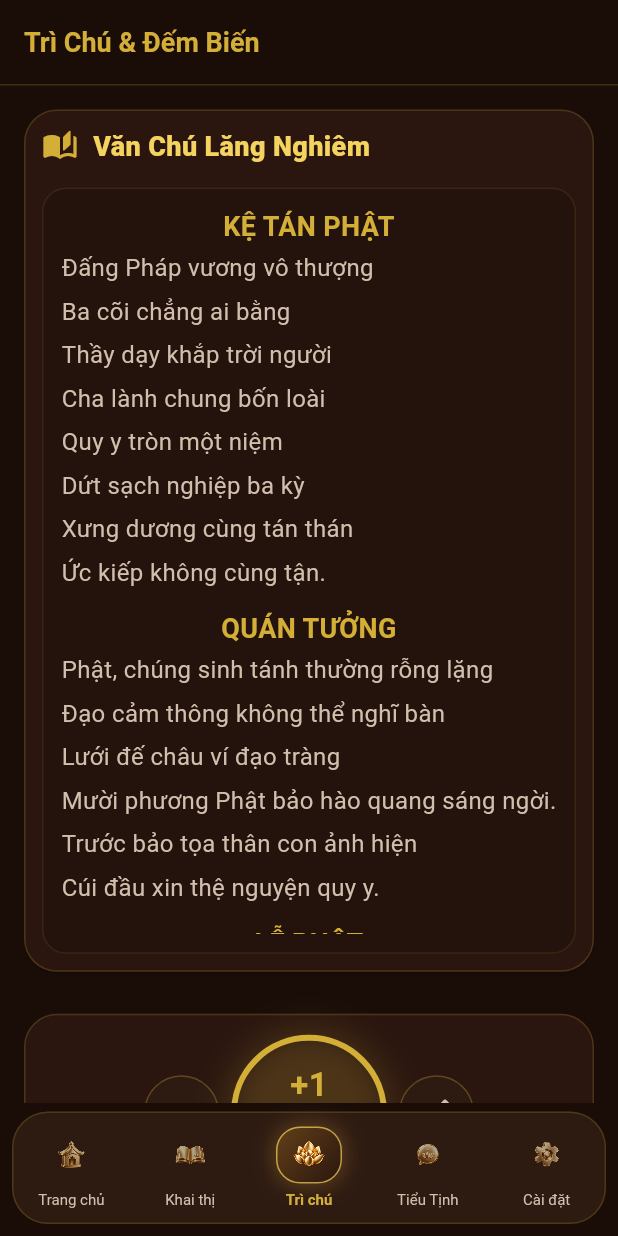
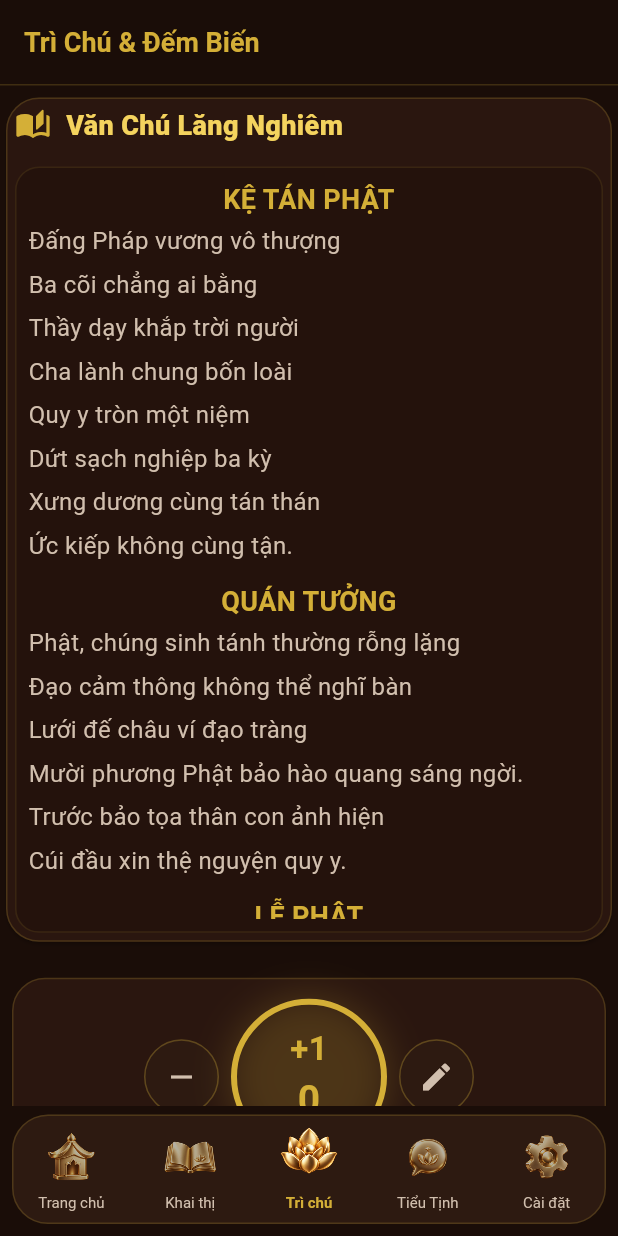
Before and after one commit to Kimanh2026/lang_nghiem_tam_canh, a Flutter app: the MainScaffold screen opened by its route, item 3 of the bottom bar chosen, on a phone screen of 412 x 824 dp. Run offline on Flutter 3.47's test engine with Material 3 defaults, Android fonts, the phone set to English and light mode, and no system bars; our stand-ins replace flutter_dotenv, flutter_local_notifications, google_generative_ai, shared_preferences; missing offline and left inert: vnlunar; accounts and stored records are empty.

Commit message:
Polish mobile reading and refresh lotus app icon

```diff
--- a/lib/main.dart
+++ b/lib/main.dart
@@ -136,43 +136,29 @@ class _LuxuryNavIcon extends StatelessWidget {
     return Semantics(
       image: true,
       label: selected ? '$label, đang chọn' : label,
-      child: AnimatedContainer(
-        key: ValueKey(
-          'nav-${asset.split('/').last.replaceFirst('nav-', '').replaceFirst('.png', '')}-${selected ? 'selected' : 'idle'}',
-        ),
+      child: AnimatedSlide(
         duration: const Duration(milliseconds: 180),
         curve: Curves.easeOutCubic,
-        width: 44,
-        height: 38,
-        padding: EdgeInsets.all(selected ? 5 : 7),
-        decoration: BoxDecoration(
-          borderRadius: BorderRadius.circular(16),
-          gradient: selected
-              ? const LinearGradient(
-                  begin: Alignment.topLeft,
-                  end: Alignment.bottomRight,
-                  colors: [Color(0xFF624018), Color(0xFF2A160F)],
-                )
-              : null,
-          border: selected
-              ? Border.all(color: const Color(0xB3F4D35E), width: 1)
-              : null,
-          boxShadow: selected
-              ? const [
-                  BoxShadow(
-                    color: Color(0x45F4B942),
-                    blurRadius: 12,
-                    spreadRadius: 1,
-                  ),
-                ]
-              : null,
-        ),
-        child: Opacity(
-          opacity: selected ? 1 : 0.64,
-          child: Image.asset(
-            asset,
-            fit: BoxFit.contain,
-            filterQuality: FilterQuality.high,
+        offset: selected ? const Offset(0, -0.08) : Offset.zero,
+        child: AnimatedScale(
+          duration: const Duration(milliseconds: 180),
+          curve: Curves.easeOutBack,
+          scale: selected ? 1.12 : 1,
+          child: AnimatedOpacity(
+            duration: const Duration(milliseconds: 180),
+            opacity: selected ? 1 : 0.66,
+            child: SizedBox(
+              key: ValueKey(
+                'nav-${asset.split('/').last.replaceFirst('nav-', '').replaceFirst('.png', '')}-${selected ? 'selected' : 'idle'}',
+              ),
+              width: 48,
+              height: 42,
+              child: Image.asset(
+                asset,
+                fit: BoxFit.contain,
+                filterQuality: FilterQuality.high,
+              ),
+            ),
           ),
         ),
       ),
@@ -309,7 +295,7 @@ class _MainScaffoldState extends State<MainScaffold> {
                               onTap: () => _switchTab(index),
                               child: Padding(
                                 padding: const EdgeInsets.symmetric(
-                                  vertical: 10,
+                                  vertical: 8,
                                 ),
                                 child: Column(
                                   mainAxisSize: MainAxisSize.min,
@@ -317,7 +303,7 @@ class _MainScaffoldState extends State<MainScaffold> {
                                     selected
                                         ? destination.selectedIcon
                                         : destination.icon,
-                                    const SizedBox(height: 5),
+                                    const SizedBox(height: 3),
                                     DefaultTextStyle(
                                       style: TextStyle(
                                         fontSize: 10,
--- a/lib/screens/mantra_screen.dart
+++ b/lib/screens/mantra_screen.dart
@@ -190,22 +190,23 @@ class _MantraScreenState extends State<MantraScreen> {
       body: SingleChildScrollView(
         key: const Key('mantra-page-scroll'),
         padding: EdgeInsets.fromLTRB(
-          isPhone ? 12 : 20,
-          isPhone ? 12 : 20,
-          isPhone ? 12 : 20,
+          isPhone ? 4 : 20,
+          isPhone ? 8 : 20,
+          isPhone ? 4 : 20,
           isPhone ? 20 : (kIsWeb ? 110 : 20),
         ),
         child: Column(
           children: [
             // Mantra text
             Card(
+              margin: EdgeInsets.zero,
               color: const Color(0xFF2A160F),
               shape: RoundedRectangleBorder(
                 borderRadius: BorderRadius.circular(22),
                 side: const BorderSide(color: Color(0x33D4AF37), width: 1),
               ),
               child: Padding(
-                padding: EdgeInsets.all(isPhone ? 12 : 20),
+                padding: EdgeInsets.all(isPhone ? 6 : 20),
                 child: Column(
                   crossAxisAlignment: CrossAxisAlignment.start,
                   children: [
@@ -244,7 +245,7 @@ class _MantraScreenState extends State<MantraScreen> {
                         borderRadius: BorderRadius.circular(16),
                         border: Border.all(color: const Color(0x1FD4AF37)),
                       ),
-                      padding: EdgeInsets.all(isPhone ? 12 : 20),
+                      padding: EdgeInsets.all(isPhone ? 8 : 20),
                       child: SingleChildScrollView(
                         child: Column(
                           crossAxisAlignment: CrossAxisAlignment.stretch,
--- a/pubspec.yaml
+++ b/pubspec.yaml
@@ -16,7 +16,7 @@ publish_to: 'none' # Remove this line if you wish to publish to pub.dev
 # https://developer.apple.com/library/archive/documentation/General/Reference/InfoPlistKeyReference/Articles/CoreFoundationKeys.html
 # In Windows, build-name is used as the major, minor, and patch parts
 # of the product and file versions while build-number is used as the build suffix.
-version: 1.3.7+10
+version: 1.3.8+11
 
 environment:
   sdk: ^3.12.0
```
Also changed, not shown: branding/app-icon-lotus-3d.png (added), 25 other files.
